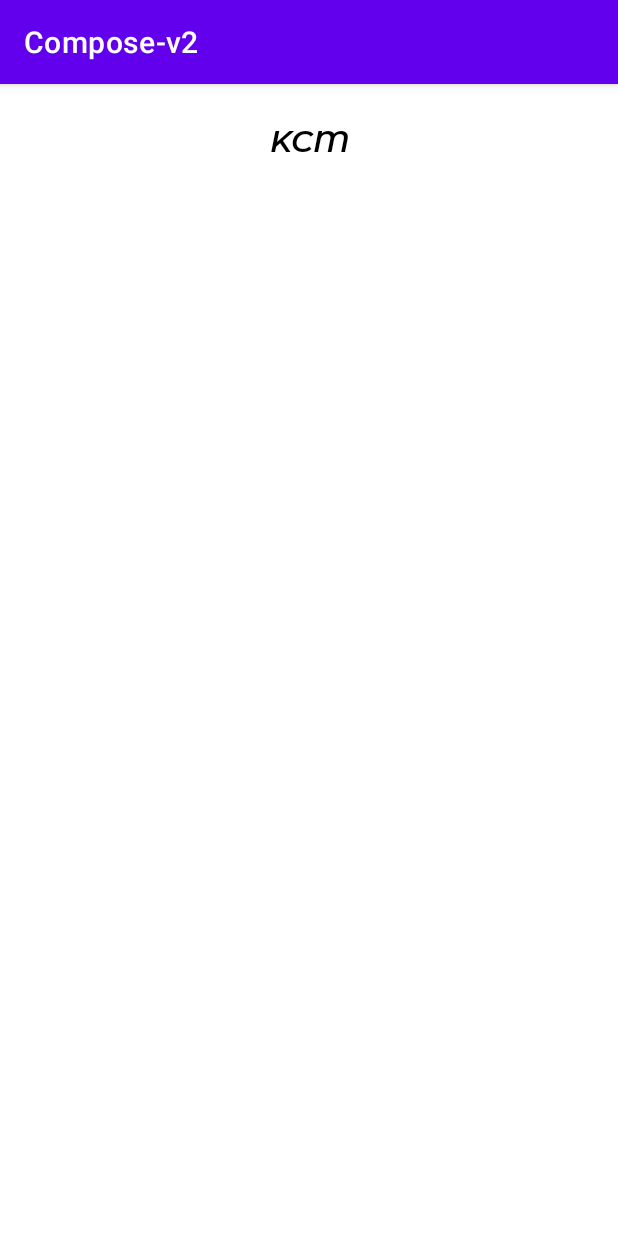
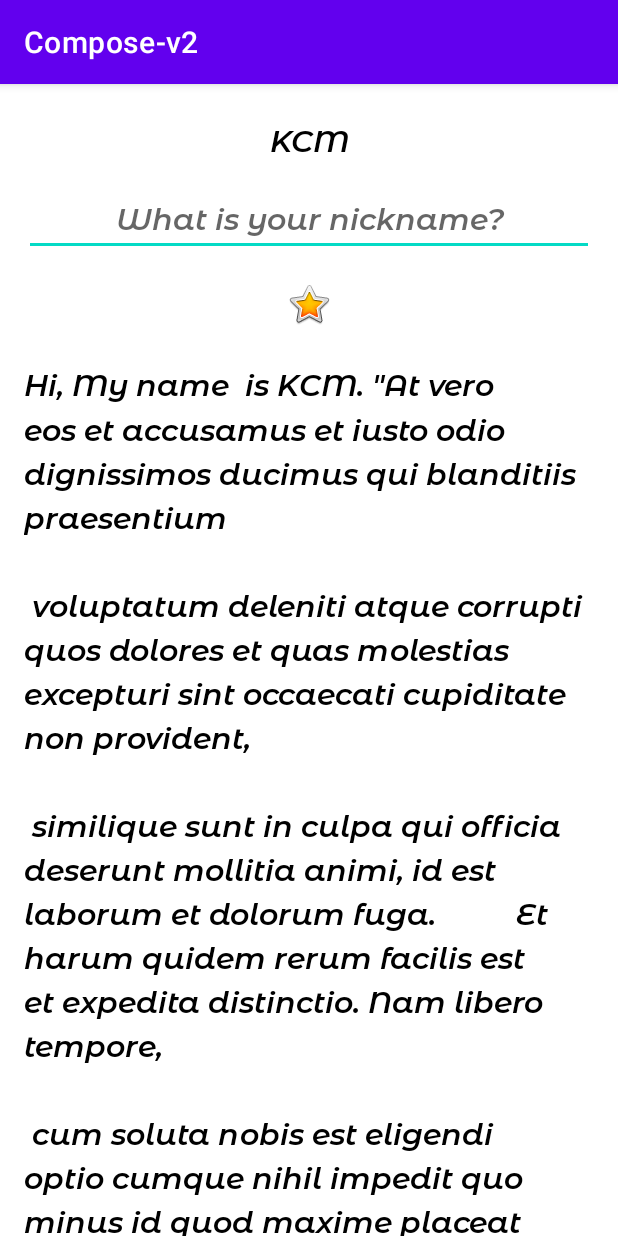
Before and after one commit to KCMicheal/Compose_v2, an Android app: the screen it shows after launch (MainActivity), on a phone screen of 412 x 824 dp. Run offline under Robolectric (Android 15) with nearby library versions, the phone set to English and light mode, and no system bars.

Commit message:
perf: added scrollview and text

```diff
--- a/app/src/main/res/layout/activity_main.xml
+++ b/app/src/main/res/layout/activity_main.xml
@@ -5,14 +5,53 @@
     android:layout_width="match_parent"
     android:layout_height="match_parent"
     android:orientation="vertical"
+    android:paddingStart="@dimen/padding"
+    android:paddingEnd="@dimen/padding"
     tools:context=".MainActivity">
 
     <TextView
         android:id="@+id/name_text"
+        style="@style/NameStyle"
         android:layout_width="match_parent"
         android:layout_height="wrap_content"
         android:text="@string/name"
-        android:textAlignment="center"
-        style="@style/NameStyle" />
+        android:textAlignment="center" />
+
+    <EditText
+        android:id="@+id/nickname_text"
+        style="@style/NameStyle"
+        android:layout_width="match_parent"
+        android:layout_height="wrap_content"
+        android:ems="10"
+        android:hint="@string/what_is_your_nickname"
+        android:inputType="textPersonName"
+        android:minHeight="48dp"
+        android:textAlignment="center" />
+
+    <ImageView
+        android:id="@+id/star_image"
+        android:layout_width="match_parent"
+        android:layout_height="wrap_content"
+        android:layout_marginTop="@dimen/layout_margin"
+        android:contentDescription="@string/yellow_star"
+        app:srcCompat="@android:drawable/btn_star_big_on"
+        tools:ignore="ImageContrastCheck" />
+
+    <ScrollView
+        android:id="@+id/bio_scroll"
+        android:layout_width="match_parent"
+        android:layout_height="match_parent">
+
+        <TextView
+            android:id="@+id/bio_text"
+            style="@style/NameStyle"
+            android:layout_width="match_parent"
+            android:layout_height="wrap_content"
+            android:lineSpacingMultiplier="1.2"
+            android:text="Hi, My name  is KCM. &quot;At vero eos et accusamus et iusto odio dignissimos ducimus qui blanditiis praesentium
+                      \n\n voluptatum deleniti atque corrupti quos dolores et quas molestias excepturi sint occaecati cupiditate non provident,
+                      \n\n similique sunt in culpa qui officia deserunt mollitia animi, id est laborum et dolorum fuga.          Et harum quidem rerum facilis est et expedita distinctio. Nam libero tempore,
+                      \n\n cum soluta nobis est eligendi optio cumque nihil impedit quo minus id quod maxime placeat facere possimus,          omnis voluptas assumenda est, omnis dolor repellendus.          Temporibus autem quibusdam et aut officiis debitis aut rerum necessitatibus saepe eveniet ut et voluptates repudiandae sint et molestiae non recusandae.          Itaque earum rerum hic tenetur a sapiente delectus, ut aut reiciendis voluptatibus maiores alias consequatur aut perferendis doloribus asperiores repellat.&quot;" />
+    </ScrollView>
 
 </LinearLayout>
--- a/app/src/main/res/values/dimens.xml
+++ b/app/src/main/res/values/dimens.xml
@@ -3,4 +3,5 @@
     <dimen name="text_size">20sp</dimen>
     <dimen name="small_padding">8dp</dimen>
     <dimen name="layout_margin">16dp</dimen>
+    <dimen name="padding">16dp</dimen>
 </resources>
--- a/app/src/main/res/values/strings.xml
+++ b/app/src/main/res/values/strings.xml
@@ -1,4 +1,7 @@
 <resources>
     <string name="app_name">Compose-v2</string>
     <string name="name">KCM</string>
+    <string name="yellow_star">Yellow star</string>
+    <string name="biot">Hi, My name  is KCM. </string>
+    <string name="what_is_your_nickname">What is your nickname?</string>
 </resources>
```
